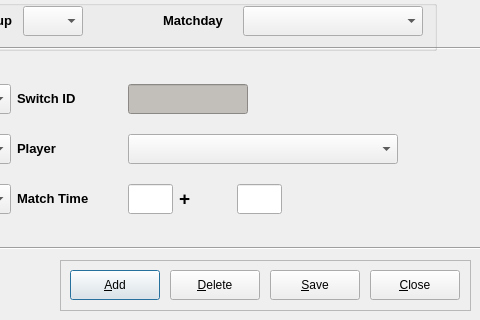
Old version of the form code/pyqt/gui/switchpos_entry.ui in the repository soccermetrics/marcotti-desktop; both pictures show x 440 to 920 and y 140 to 460 of the 920 by 460 pixel window.
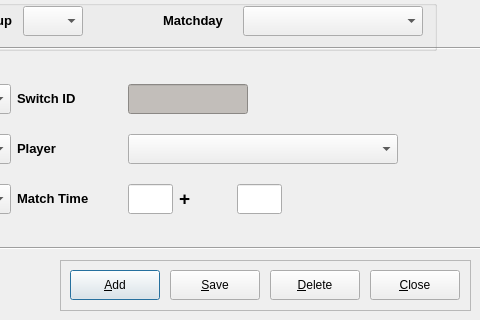
New version of the form. Icons and pictures are not drawn.

```diff
--- a/code/pyqt/gui/switchpos_entry.ui
+++ b/code/pyqt/gui/switchpos_entry.ui
@@ -87,7 +87,7 @@
    <widget class="QPushButton" name="deleteEntry">
     <property name="geometry">
      <rect>
-      <x>110</x>
+      <x>210</x>
       <y>10</y>
       <width>90</width>
       <height>30</height>
@@ -119,7 +119,7 @@
    <widget class="QPushButton" name="saveEntry">
     <property name="geometry">
      <rect>
-      <x>210</x>
+      <x>110</x>
       <y>10</y>
       <width>90</width>
       <height>30</height>
```
Left out of the diff: 2 changed lines with no effect on the pictures.
